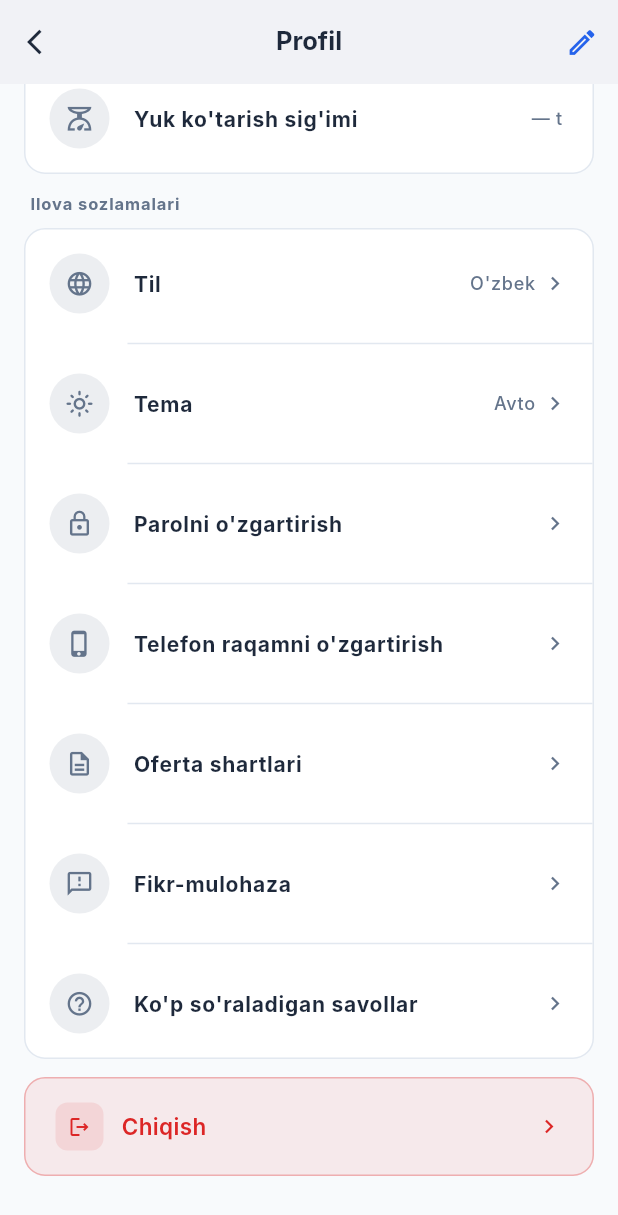
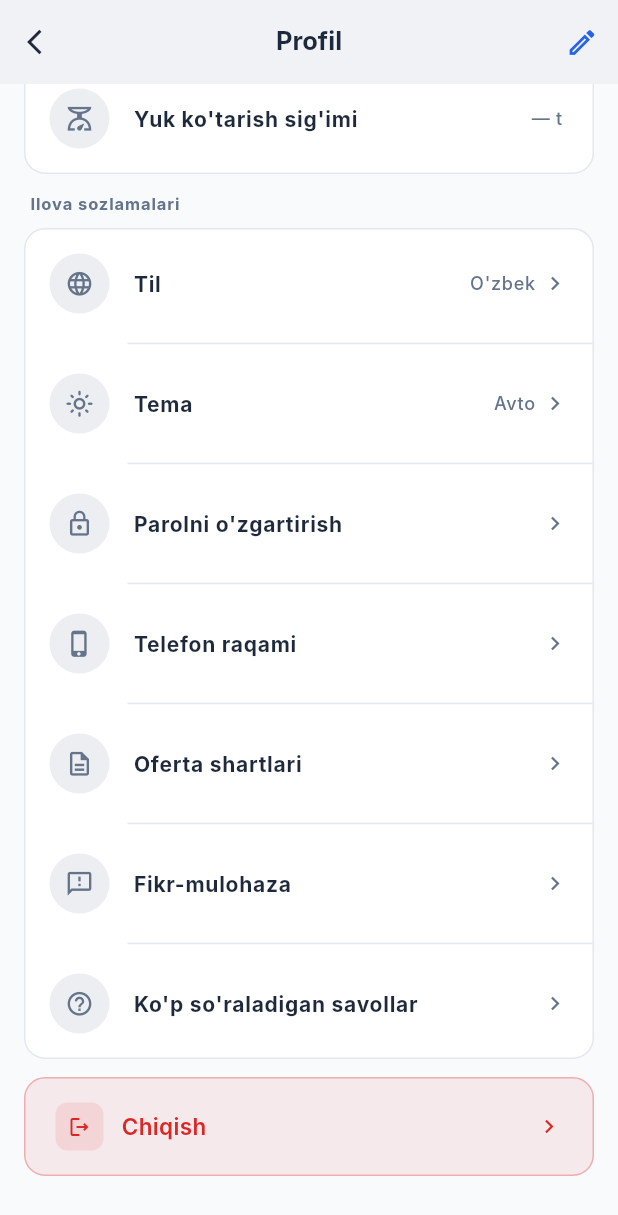
Before and after one commit to begzodmominov2009/goWayApp, a Flutter app: the DriverProfileScreen screen opened by its route, scrolled down 745 dp, on a phone screen of 412 x 824 dp. Shown: the top 1215 px of the screen. Run offline on Flutter 3.47's test engine with Material 3 defaults, Android fonts, the phone set to English and light mode, and no system bars; our stand-ins replace connectivity_plus, dio, firebase_core, firebase_messaging, flutter_local_notifications, flutter_riverpod and 10 more; missing offline and left inert: dart:html, dart:js, dart:ui_web, yandex_mapkit; accounts and stored records are empty; network calls fail; Roboto replaces fonts that are missing (Inter).

Commit message:
fix: telefon raqam menyu qatorida qisqa label ishlatildi, _MenuItem overflow himoyasi qo'shildi

```diff
--- a/lib/core/localization/app_strings.dart
+++ b/lib/core/localization/app_strings.dart
@@ -90,6 +90,7 @@ class AppStrings {
       'new_password': 'Yangi parol',
       'confirm_password': 'Parolni tasdiqlang',
       'change_phone': 'Telefon raqamni o\'zgartirish',
+      'phone_number_label': 'Telefon raqami',
       'current_phone_number': 'Joriy telefon raqam',
       'change_phone_button': 'Telefon raqamni o\'zgartirish',
       'new_phone_number': 'Yangi telefon raqam',
@@ -522,6 +523,7 @@ class AppStrings {
       'new_password': 'Новый пароль',
       'confirm_password': 'Подтвердите пароль',
       'change_phone': 'Изменить номер телефона',
+      'phone_number_label': 'Номер телефона',
       'current_phone_number': 'Текущий номер телефона',
       'change_phone_button': 'Изменить номер телефона',
       'new_phone_number': 'Новый номер телефона',
@@ -954,6 +956,7 @@ class AppStrings {
       'new_password': 'New password',
       'confirm_password': 'Confirm password',
       'change_phone': 'Change phone number',
+      'phone_number_label': 'Phone number',
       'current_phone_number': 'Current phone number',
       'change_phone_button': 'Change phone number',
       'new_phone_number': 'New phone number',
--- a/lib/features/driver/profile/screens/driver_profile_screen.dart
+++ b/lib/features/driver/profile/screens/driver_profile_screen.dart
@@ -384,7 +384,7 @@ class _DriverProfileScreenState extends ConsumerState<DriverProfileScreen> {
                     Divider(height: 8, color: border, indent: 68),
                     _MenuItem(icon: Icons.phone_iphone_outlined,
                         iconColor: textSecondary,
-                        label: AppStrings.get('change_phone', locale),
+                        label: AppStrings.get('phone_number_label', locale),
                         value: _profile?['user']?['phone'] ?? '',
                         isDark: isDark, onTap: _showChangePhoneSheet),
                     Divider(height: 8, color: border, indent: 68),
@@ -1880,12 +1880,14 @@ class _MenuItem extends StatelessWidget {
         ),
         child: Icon(icon, size: 19, color: iconColor),
       ),
-      title: Text(label, style: TextStyle(fontSize: 14, fontWeight: FontWeight.w700, color: textPrimary)),
+      title: Text(label, maxLines: 1, overflow: TextOverflow.ellipsis,
+          style: TextStyle(fontSize: 14, fontWeight: FontWeight.w700, color: textPrimary)),
       trailing: Row(
         mainAxisSize: MainAxisSize.min,
         children: [
           if (value != null)
-            Text(value!, style: TextStyle(fontSize: 12, color: textSecondary)),
+            Text(value!, maxLines: 1, overflow: TextOverflow.ellipsis,
+                style: TextStyle(fontSize: 12, color: textSecondary)),
           const SizedBox(width: 4),
           if (onTap != null)
             Icon(Icons.chevron_right, size: 18, color: textSecondary),
```
